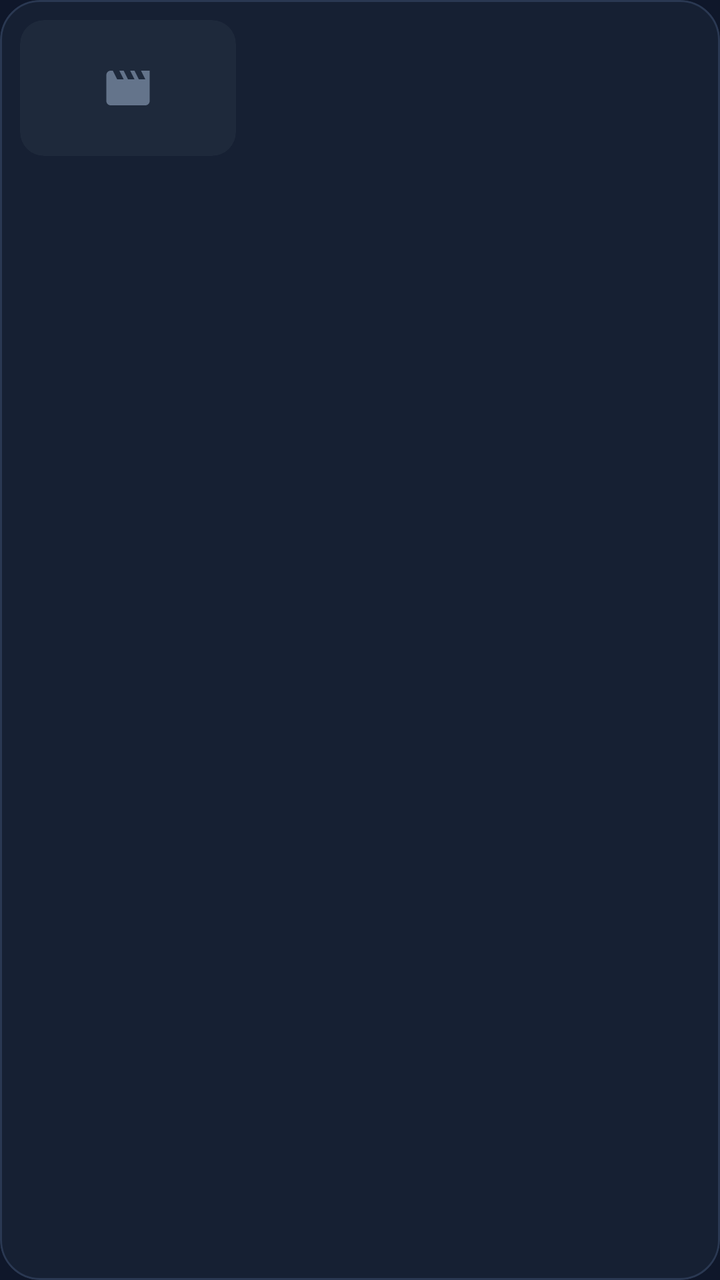
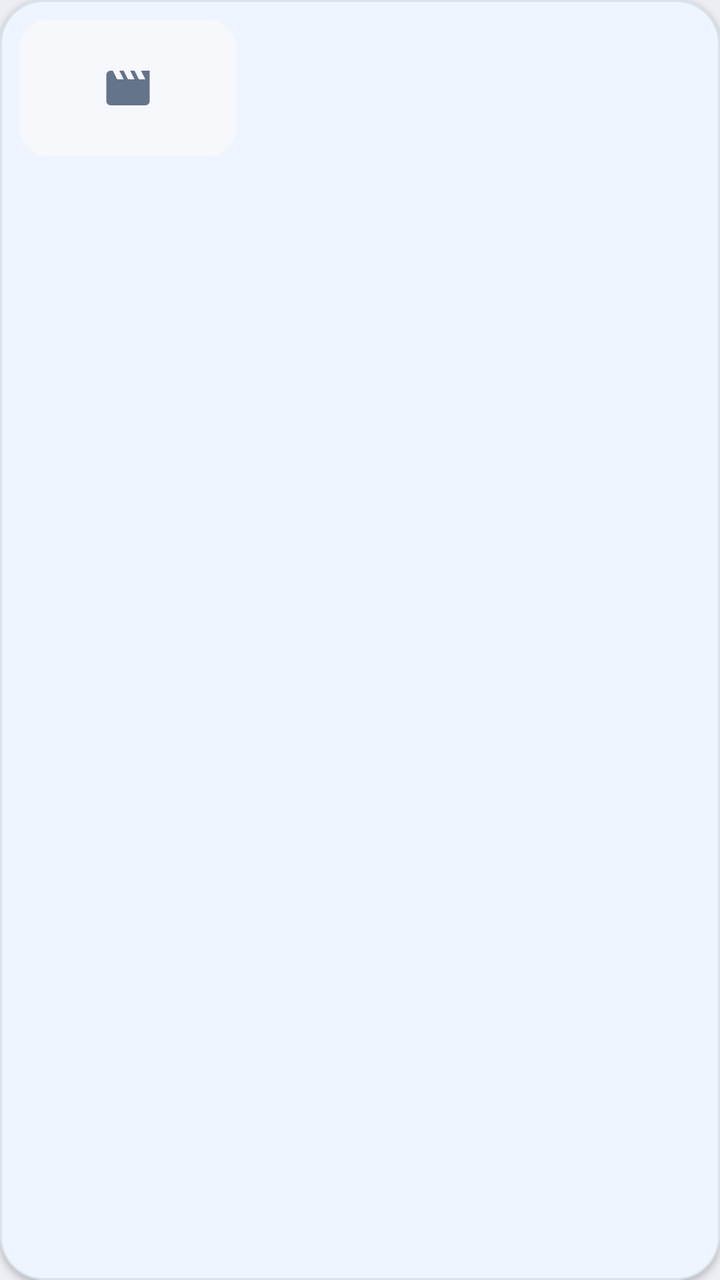

Two renders of the same Android screen: before a commit and after it. Below are the layout's source before the change and the commit's diff.
<!-- AndroidManifest.xml: application theme Theme.SDR2HDR -->
<!-- res/layout/item_video.xml -->
<?xml version="1.0" encoding="utf-8"?>
<com.google.android.material.card.MaterialCardView xmlns:android="http://schemas.android.com/apk/res/android"
    xmlns:app="http://schemas.android.com/apk/res-auto"
    style="@style/Widget.SDR2HDR.Card"
    android:layout_width="match_parent"
    android:layout_height="wrap_content"
    android:layout_marginTop="8dp"
    android:clickable="true"
    android:focusable="true">

    <LinearLayout
        android:layout_width="match_parent"
        android:layout_height="wrap_content"
        android:gravity="center_vertical"
        android:orientation="horizontal"
        android:padding="10dp">

        <FrameLayout
            android:layout_width="108dp"
            android:layout_height="68dp">

            <com.google.android.material.imageview.ShapeableImageView
                android:id="@+id/image_thumb"
                android:layout_width="match_parent"
                android:layout_height="match_parent"
                android:background="@drawable/bg_thumb"
                android:contentDescription="@null"
                android:scaleType="centerCrop"
                app:shapeAppearanceOverlay="@style/ShapeAppearance.SDR2HDR.Thumb" />

            <TextView
                android:id="@+id/text_duration"
                android:layout_width="wrap_content"
                android:layout_height="wrap_content"
                android:layout_gravity="bottom|end"
                android:layout_margin="5dp"
                android:background="@drawable/bg_duration"
                android:paddingStart="6dp"
                android:paddingTop="1dp"
                android:paddingEnd="6dp"
                android:paddingBottom="1dp"
                android:textColor="@color/white"
                android:textSize="11sp"
                android:visibility="gone" />
        </FrameLayout>

        <LinearLayout
            android:layout_width="0dp"
            android:layout_height="wrap_content"
            android:layout_marginStart="12dp"
            android:layout_weight="1"
            android:orientation="vertical">

            <TextView
                android:id="@+id/text_name"
                android:layout_width="match_parent"
                android:layout_height="wrap_content"
                android:ellipsize="middle"
                android:maxLines="2"
                android:textColor="@color/white"
                android:textSize="14sp"
                android:textStyle="bold" />

            <LinearLayout
                android:layout_width="match_parent"
                android:layout_height="wrap_content"
                android:layout_marginTop="4dp"
                android:gravity="center_vertical"
                android:orientation="horizontal">

                <TextView
                    android:id="@+id/badge_hdr"
                    android:layout_width="wrap_content"
                    android:layout_height="wrap_content"
                    android:layout_marginEnd="6dp"
                    android:background="@drawable/bg_badge_hdr"
                    android:paddingStart="6dp"
                    android:paddingTop="1dp"
                    android:paddingEnd="6dp"
                    android:paddingBottom="1dp"
                    android:text="HDR"
                    android:textColor="@color/bg_dark"
                    android:textSize="10sp"
                    android:textStyle="bold"
                    android:visibility="gone" />

                <TextView
                    android:id="@+id/text_meta"
                    android:layout_width="0dp"
                    android:layout_height="wrap_content"
                    android:layout_weight="1"
                    android:ellipsize="end"
                    android:maxLines="1"
                    android:textColor="@color/gray"
                    android:textSize="12sp" />
            </LinearLayout>
        </LinearLayout>
    </LinearLayout>
</com.google.android.material.card.MaterialCardView>
<!-- resources referenced by this layout -->
<resources>
  <color name="bg_dark">#0F172A</color>
  <color name="gray">#94A3B8</color>
  <color name="white">#F8FAFC</color>
  <!-- drawable bg_badge_hdr (drawable) -->
  <?xml version="1.0" encoding="utf-8"?>
  <shape xmlns:android="http://schemas.android.com/apk/res/android" android:shape="rectangle">
      <solid android:color="@color/yellow" />
      <corners android:radius="6dp" />
  </shape>
  <!-- drawable bg_thumb (drawable) -->
  <?xml version="1.0" encoding="utf-8"?>
  <layer-list xmlns:android="http://schemas.android.com/apk/res/android">
      <item>
          <shape android:shape="rectangle">
              <solid android:color="@color/bg_panel" />
              <corners android:radius="12dp" />
          </shape>
      </item>
      <item
          android:width="26dp"
          android:height="26dp"
          android:drawable="@drawable/ic_movie_dim"
          android:gravity="center" />
  </layer-list>
  <style name="ShapeAppearance.SDR2HDR.Thumb" parent="">
          <item name="cornerFamily">rounded</item>
          <item name="cornerSize">12dp</item>
      </style>
  <style name="Widget.SDR2HDR.Card" parent="Widget.Material3.CardView.Filled">
          <item name="cardBackgroundColor">@color/card_bg</item>
          <item name="cardCornerRadius">20dp</item>
          <item name="cardElevation">0dp</item>
          <item name="strokeColor">@color/outline</item>
          <item name="strokeWidth">1dp</item>
          <item name="rippleColor">@color/ripple</item>
      </style>
  <style name="Theme.SDR2HDR" parent="Theme.Material3.Dark.NoActionBar">
          <item name="colorPrimary">@color/cyan</item>
          <item name="colorOnPrimary">@color/bg_dark</item>
          <item name="colorPrimaryContainer">@color/primary_container</item>
          <item name="colorOnPrimaryContainer">@color/cyan_light</item>
          <item name="colorSecondary">@color/yellow</item>
          <item name="colorOnSecondary">@color/bg_dark</item>
          <item name="colorSecondaryContainer">@color/primary_container</item>
          <item name="colorOnSecondaryContainer">@color/cyan_light</item>
          <item name="colorTertiary">@color/green</item>
          <item name="colorError">@color/alert</item>
          <item name="colorErrorContainer">@color/alert_container</item>
          <item name="colorOnErrorContainer">@color/alert_light</item>
          <item name="colorSurface">@color/bg_dark</item>
          <item name="colorOnSurface">@color/white</item>
          <item name="colorSurfaceVariant">@color/bg_panel</item>
          <item name="colorOnSurfaceVariant">@color/gray</item>
          <item name="colorOutline">@color/outline</item>
          <item name="colorOutlineVariant">@color/outline</item>
          <item name="android:windowBackground">@color/bg_dark</item>
          <item name="android:statusBarColor">@color/bg_dark</item>
          <item name="android:navigationBarColor">@color/bg_dark</item>
          <item name="android:textColorHint">@color/gray</item>
      </style>
  <color name="yellow">#FACC15</color>
  <color name="scrim_black">#B3000000</color>
  <color name="bg_panel">#1E293B</color>
  <color name="card_bg">#162033</color>
  <color name="outline">#2A3852</color>
  <color name="ripple">#3338BDF8</color>
  <color name="cyan">#38BDF8</color>
  <color name="primary_container">#0C4A6E</color>
  <color name="cyan_light">#7DD3FC</color>
  <color name="green">#4ADE80</color>
  <color name="alert">#F43F5E</color>
  <color name="alert_container">#4C1224</color>
  <color name="alert_light">#FDA4AF</color>
  <!-- unchanged entries left out for length: 2 -->
</resources>

<!-- the commit's change to res/layout/item_video.xml (unified diff, before → after) -->
@@ -30,6 +30,7 @@
 
             <TextView
                 android:id="@+id/text_duration"
+                style="@style/Text.Mono"
                 android:layout_width="wrap_content"
                 android:layout_height="wrap_content"
                 android:layout_gravity="bottom|end"
@@ -40,7 +41,7 @@
                 android:paddingEnd="6dp"
                 android:paddingBottom="1dp"
                 android:textColor="@color/white"
-                android:textSize="11sp"
+                android:textSize="10sp"
                 android:visibility="gone" />
         </FrameLayout>
 
@@ -56,43 +57,43 @@
                 android:layout_width="match_parent"
                 android:layout_height="wrap_content"
                 android:ellipsize="middle"
+                android:fontFamily="sans-serif-medium"
                 android:maxLines="2"
-                android:textColor="@color/white"
-                android:textSize="14sp"
-                android:textStyle="bold" />
+                android:textColor="@color/text"
+                android:textSize="13.5sp" />
 
             <LinearLayout
                 android:layout_width="match_parent"
                 android:layout_height="wrap_content"
-                android:layout_marginTop="4dp"
+                android:layout_marginTop="5dp"
                 android:gravity="center_vertical"
                 android:orientation="horizontal">
 
                 <TextView
                     android:id="@+id/badge_hdr"
+                    style="@style/Text.Mono"
                     android:layout_width="wrap_content"
                     android:layout_height="wrap_content"
                     android:layout_marginEnd="6dp"
                     android:background="@drawable/bg_badge_hdr"
-                    android:paddingStart="6dp"
-                    android:paddingTop="1dp"
-                    android:paddingEnd="6dp"
-                    android:paddingBottom="1dp"
+                    android:paddingStart="7dp"
+                    android:paddingTop="2dp"
+                    android:paddingEnd="7dp"
+                    android:paddingBottom="2dp"
                     android:text="HDR"
-                    android:textColor="@color/bg_dark"
-                    android:textSize="10sp"
-                    android:textStyle="bold"
+                    android:textColor="@color/green_accent"
+                    android:textSize="9.5sp"
                     android:visibility="gone" />
 
                 <TextView
                     android:id="@+id/text_meta"
+                    style="@style/Text.MonoDim"
                     android:layout_width="0dp"
                     android:layout_height="wrap_content"
                     android:layout_weight="1"
                     android:ellipsize="end"
                     android:maxLines="1"
-                    android:textColor="@color/gray"
-                    android:textSize="12sp" />
+                    android:textSize="10.5sp" />
             </LinearLayout>
         </LinearLayout>
     </LinearLayout>
<!-- resource entries referenced after the edit -->
@@ -1,21 +1,21 @@
 <!-- resources referenced by this layout -->
 <resources>
-  <color name="bg_dark">#0F172A</color>
-  <color name="gray">#94A3B8</color>
-  <color name="white">#F8FAFC</color>
+  <color name="green_accent">#79E394</color>
+  <color name="text">#111116</color>
+  <color name="white">#FFFFFF</color>
   <!-- drawable bg_badge_hdr (drawable) -->
   <?xml version="1.0" encoding="utf-8"?>
   <shape xmlns:android="http://schemas.android.com/apk/res/android" android:shape="rectangle">
-      <solid android:color="@color/yellow" />
-      <corners android:radius="6dp" />
+      <solid android:color="@color/scrim_black" />
+      <corners android:radius="50dp" />
   </shape>
   <!-- drawable bg_thumb (drawable) -->
   <?xml version="1.0" encoding="utf-8"?>
   <layer-list xmlns:android="http://schemas.android.com/apk/res/android">
       <item>
           <shape android:shape="rectangle">
-              <solid android:color="@color/bg_panel" />
-              <corners android:radius="12dp" />
+              <solid android:color="@color/surface2" />
+              <corners android:radius="14dp" />
           </shape>
       </item>
       <item
@@ -26,53 +26,61 @@
   </layer-list>
   <style name="ShapeAppearance.SDR2HDR.Thumb" parent="">
           <item name="cornerFamily">rounded</item>
-          <item name="cornerSize">12dp</item>
+          <item name="cornerSize">14dp</item>
+      </style>
+  <style name="Text.Mono" parent="">
+          <item name="android:fontFamily">@font/dm_mono_medium</item>
+          <item name="android:textColor">@color/text</item>
+      </style>
+  <style name="Text.MonoDim" parent="">
+          <item name="android:fontFamily">@font/dm_mono_regular</item>
+          <item name="android:textColor">@color/text_dim</item>
       </style>
   <style name="Widget.SDR2HDR.Card" parent="Widget.Material3.CardView.Filled">
-          <item name="cardBackgroundColor">@color/card_bg</item>
-          <item name="cardCornerRadius">20dp</item>
-          <item name="cardElevation">0dp</item>
-          <item name="strokeColor">@color/outline</item>
+          <item name="cardBackgroundColor">@color/surface</item>
+          <item name="cardCornerRadius">22dp</item>
+          <item name="cardElevation">2dp</item>
+          <item name="strokeColor">@color/border</item>
           <item name="strokeWidth">1dp</item>
-          <item name="rippleColor">@color/ripple</item>
+          <item name="rippleColor">@color/blue_light</item>
       </style>
-  <style name="Theme.SDR2HDR" parent="Theme.Material3.Dark.NoActionBar">
-          <item name="colorPrimary">@color/cyan</item>
-          <item name="colorOnPrimary">@color/bg_dark</item>
-          <item name="colorPrimaryContainer">@color/primary_container</item>
-          <item name="colorOnPrimaryContainer">@color/cyan_light</item>
-          <item name="colorSecondary">@color/yellow</item>
-          <item name="colorOnSecondary">@color/bg_dark</item>
-          <item name="colorSecondaryContainer">@color/primary_container</item>
-          <item name="colorOnSecondaryContainer">@color/cyan_light</item>
+  <style name="Theme.SDR2HDR" parent="Theme.Material3.DayNight.NoActionBar">
+          <item name="colorPrimary">@color/blue</item>
+          <item name="colorOnPrimary">@color/white</item>
+          <item name="colorPrimaryContainer">@color/blue_light</item>
+          <item name="colorOnPrimaryContainer">@color/blue</item>
+          <item name="colorSecondary">@color/blue</item>
+          <item name="colorOnSecondary">@color/white</item>
+          <item name="colorSecondaryContainer">@color/blue_light</item>
+          <item name="colorOnSecondaryContainer">@color/blue</item>
           <item name="colorTertiary">@color/green</item>
-          <item name="colorError">@color/alert</item>
-          <item name="colorErrorContainer">@color/alert_container</item>
-          <item name="colorOnErrorContainer">@color/alert_light</item>
-          <item name="colorSurface">@color/bg_dark</item>
-          <item name="colorOnSurface">@color/white</item>
-          <item name="colorSurfaceVariant">@color/bg_panel</item>
-          <item name="colorOnSurfaceVariant">@color/gray</item>
-          <item name="colorOutline">@color/outline</item>
-          <item name="colorOutlineVariant">@color/outline</item>
-          <item name="android:windowBackground">@color/bg_dark</item>
-          <item name="android:statusBarColor">@color/bg_dark</item>
-          <item name="android:navigationBarColor">@color/bg_dark</item>
-          <item name="android:textColorHint">@color/gray</item>
+          <item name="colorError">@color/red</item>
+          <item name="colorSurface">@color/surface</item>
+          <item name="colorOnSurface">@color/text</item>
+          <item name="colorSurfaceVariant">@color/surface2</item>
+          <item name="colorOnSurfaceVariant">@color/text_dim</item>
+          <item name="colorSurfaceContainerHigh">@color/surface</item>
+          <item name="colorOutline">@color/border_md</item>
+          <item name="colorOutlineVariant">@color/border</item>
+          <item name="android:colorBackground">@color/bg</item>
+          <item name="android:windowBackground">@color/bg</item>
+          <item name="android:statusBarColor">@color/bg</item>
+          <item name="android:navigationBarColor">@color/bg</item>
+          <item name="android:windowLightStatusBar">@bool/light_bars</item>
+          <item name="android:windowLightNavigationBar">@bool/light_bars</item>
+          <item name="android:textColorHint">@color/text_dim</item>
       </style>
-  <color name="yellow">#FACC15</color>
-  <color name="scrim_black">#B3000000</color>
-  <color name="bg_panel">#1E293B</color>
-  <color name="card_bg">#162033</color>
-  <color name="outline">#2A3852</color>
-  <color name="ripple">#3338BDF8</color>
-  <color name="cyan">#38BDF8</color>
-  <color name="primary_container">#0C4A6E</color>
-  <color name="cyan_light">#7DD3FC</color>
-  <color name="green">#4ADE80</color>
-  <color name="alert">#F43F5E</color>
-  <color name="alert_container">#4C1224</color>
-  <color name="alert_light">#FDA4AF</color>
+  <color name="scrim_black">#A6000000</color>
+  <color name="surface2">#F7F8FC</color>
+  <color name="text_dim">#545763</color>
+  <color name="surface">#FFFFFF</color>
+  <color name="border">#14000000</color>
+  <color name="blue_light">#E8F2FF</color>
+  <color name="blue">#1C75FD</color>
+  <color name="green">#34C759</color>
+  <color name="red">#EB3741</color>
+  <color name="border_md">#24000000</color>
+  <color name="bg">#ECEEF4</color>
   <!-- unchanged entries left out for length: 2 -->
 </resources>
 
